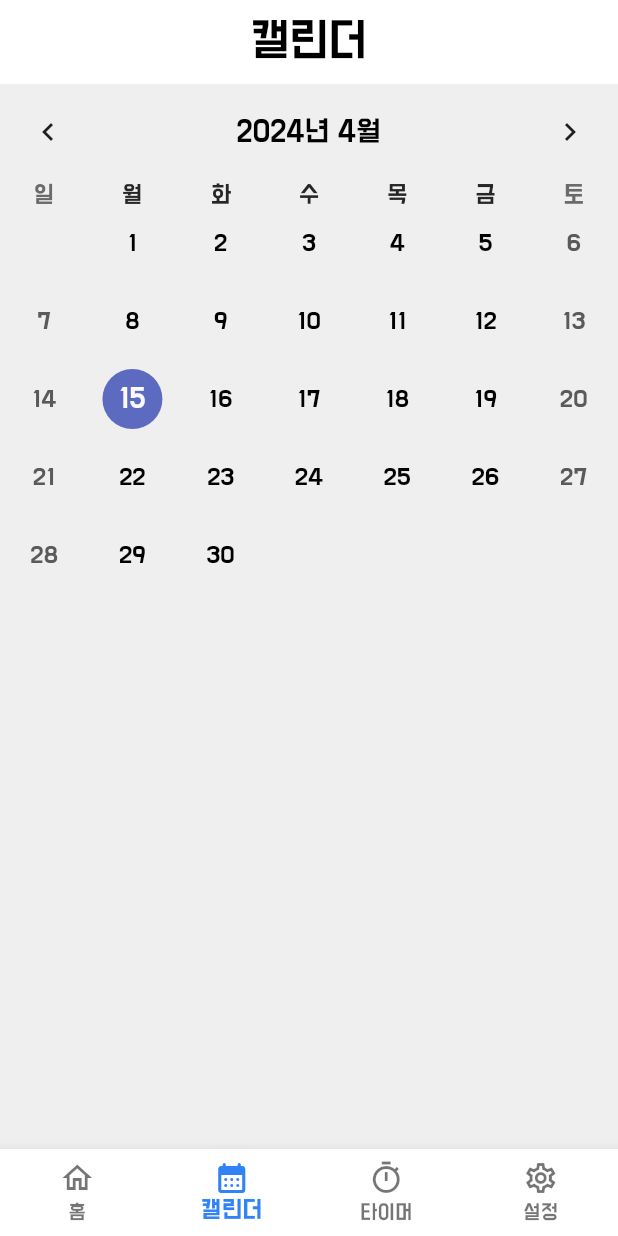
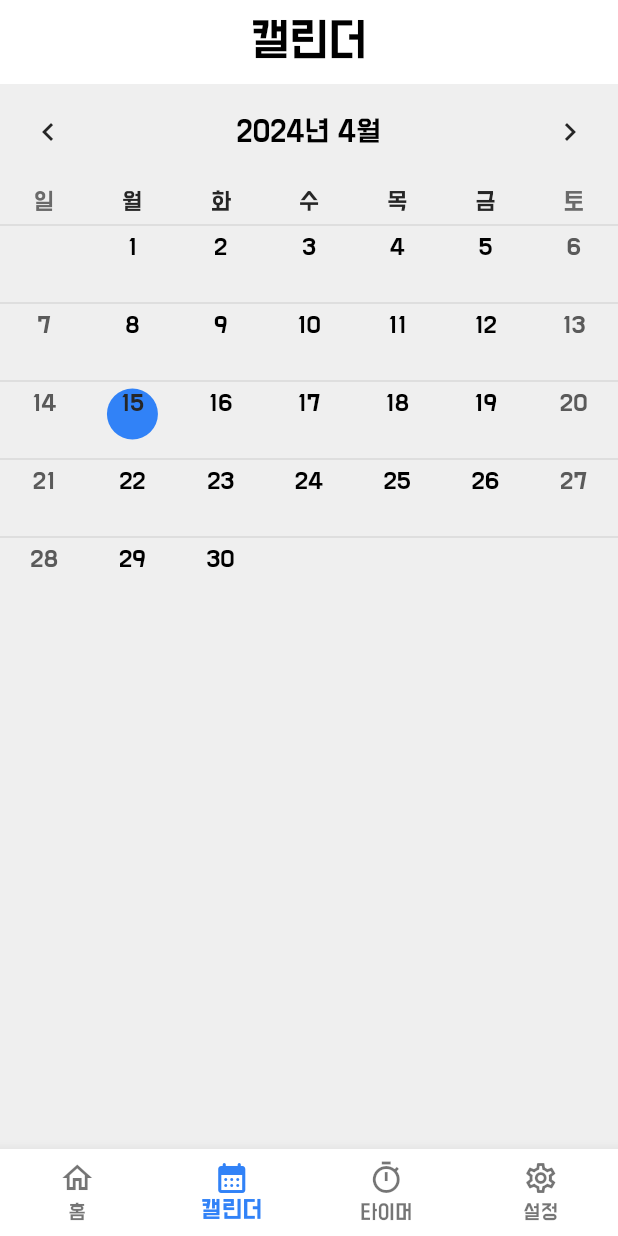
Before and after one commit to kang-min-seok/Helmy, a Flutter app: the screen it shows after launch, item 2 of the bottom bar chosen, on a phone screen of 412 x 824 dp. Run offline on Flutter 3.47's test engine with Material 3 defaults, Android fonts, the light colour scheme and no system bars; drawn by our look-alikes of table_calendar; our stand-ins replace flutter_local_notifications, hive, hive_flutter; accounts and stored records are empty; generated files the repository leaves out were written again.

Commit message:
Design: 캘린더 디자인 수정중

```diff
--- a/lib/pages/calendar_page.dart
+++ b/lib/pages/calendar_page.dart
@@ -1,5 +1,12 @@
 import 'package:flutter/material.dart';
 import 'package:table_calendar/table_calendar.dart';
+import '../models/WorkoutRecord.dart';
+import 'package:hive/hive.dart';
+
+import 'package:intl/intl.dart';
+import './widgets/workout_record_widget.dart';
+
+
 class CalendarPage extends StatefulWidget {
   const CalendarPage({Key? key}) : super(key: key);
 
@@ -11,11 +18,33 @@ class _CalendarPageState extends State<CalendarPage> {
   late DateTime _selectedDay;
   late DateTime _focusedDay;
 
+  Map<DateTime, List<WorkoutRecord>> _events = {};
+
+  void loadWorkoutRecords() async {
+    final box = await Hive.openBox<WorkoutRecord>('workoutRecords');
+    List<WorkoutRecord> records = box.values.toList();
+
+    Map<DateTime, List<WorkoutRecord>> tempEvents = {};
+    for (WorkoutRecord record in records) {
+      DateTime date = DateTime.parse(record.date);
+      DateTime dateOnly = DateTime(date.year, date.month, date.day); // 시간을 제거
+
+      if (!tempEvents.containsKey(dateOnly)) {
+        tempEvents[dateOnly] = [];
+      }
+      tempEvents[dateOnly]?.add(record);
+    }
+    setState(() {
+      _events = tempEvents;
+    });
+  }
+
   @override
   void initState() {
     super.initState();
     _selectedDay = DateTime.now();
     _focusedDay = DateTime.now();
+    loadWorkoutRecords();
   }
 
   @override
@@ -40,26 +69,49 @@ class _CalendarPageState extends State<CalendarPage> {
             onDaySelected: (selectedDay, focusedDay) {
               setState(() {
                 _selectedDay = selectedDay;
-                _focusedDay = focusedDay;
               });
             },
-            onPageChanged: (focusedDay) {
-              _focusedDay = focusedDay;
+            eventLoader: (date) {
+              DateTime dateOnly = DateTime(date.year, date.month, date.day);
+              return _events[dateOnly] ?? [];
             },
-            headerStyle: const HeaderStyle(
+            headerStyle: HeaderStyle(
               formatButtonVisible: false,
               titleCentered: true,
-              leftChevronIcon: Icon(Icons.chevron_left),
-              rightChevronIcon: Icon(Icons.chevron_right),
+              leftChevronIcon: Icon(Icons.chevron_left, color: Theme.of(context).primaryColor),
+              rightChevronIcon: Icon(Icons.chevron_right, color: Theme.of(context).primaryColor),
             ),
-            calendarStyle : const CalendarStyle(
+            calendarStyle : CalendarStyle(
               outsideDaysVisible: false,
+              todayDecoration: const BoxDecoration(),
+              todayTextStyle: TextStyle(color: Theme.of(context).primaryColor),
+              markersAlignment : Alignment.center,
+              markersMaxCount: 1,
+              markerDecoration: BoxDecoration(
+                color: Theme.of(context).colorScheme.onBackground,
+                shape: BoxShape.circle,
+              ),
+              tableBorder: TableBorder(
+                horizontalInside : BorderSide(
+                    color: Theme.of(context).colorScheme.onBackground,
+                    width: 0.1,
+                ),
+                borderRadius : BorderRadius.zero,
+              ),
+              selectedDecoration: BoxDecoration(
+                color: Theme.of(context).colorScheme.primary, // 선택된 날짜의 배경색
+                shape: BoxShape.circle,
+
+              ),
+              selectedTextStyle : TextStyle(color: Theme.of(context).primaryColor),
+              cellMargin: const EdgeInsets.fromLTRB(0, 5, 0, 13),
+              cellAlignment : Alignment.topCenter,
             ),
             daysOfWeekStyle: DaysOfWeekStyle(
               weekdayStyle: TextStyle(color: Theme.of(context).primaryColor), // 평일 스타일
             ),
+            daysOfWeekHeight: 30,
           ),
-          // 캘린더 아래에 추가적인 위젯들을 배치할 수 있습니다.
         ],
       ),
     );
--- a/lib/pages/setting_page.dart
+++ b/lib/pages/setting_page.dart
@@ -1,4 +1,3 @@
-import 'package:flutter/cupertino.dart';
 import 'package:flutter/material.dart';
 
 class SettingPage extends StatefulWidget {
--- a/lib/themeCustom.dart
+++ b/lib/themeCustom.dart
@@ -37,8 +37,8 @@ class ThemeCustom {
     ),
     elevatedButtonTheme: ElevatedButtonThemeData(
       style: ElevatedButton.styleFrom(
-        foregroundColor: Colors.white, // New default background color
-        backgroundColor: const Color.fromARGB(255, 49, 130, 247), // New default text color
+        foregroundColor: Colors.white,
+        backgroundColor: const Color.fromARGB(255, 49, 130, 247),
       ),
     ),
       expansionTileTheme: const ExpansionTileThemeData(
@@ -69,7 +69,6 @@ class ThemeCustom {
     colorScheme: ColorScheme(
       background: const Color.fromARGB(255, 26, 26, 26),
       brightness: Brightness.dark,
-      // primary: Colors.white,
       primary: const Color.fromARGB(255, 49, 130, 247),
       onPrimary: const Color.fromARGB(255, 38, 38, 38),
       secondary: Colors.white,
@@ -82,8 +81,8 @@ class ThemeCustom {
     ),
     elevatedButtonTheme: ElevatedButtonThemeData(
       style: ElevatedButton.styleFrom(
-        foregroundColor: Colors.white, // New default background color
-        backgroundColor: const Color.fromARGB(255, 49, 130, 247), // New default text color
+        foregroundColor: Colors.white,
+        backgroundColor: const Color.fromARGB(255, 49, 130, 247),
       ),
     ),
     expansionTileTheme: const ExpansionTileThemeData(
```
Also changed, not shown: lib/pages/home_page.dart (+13 -12 lines).
